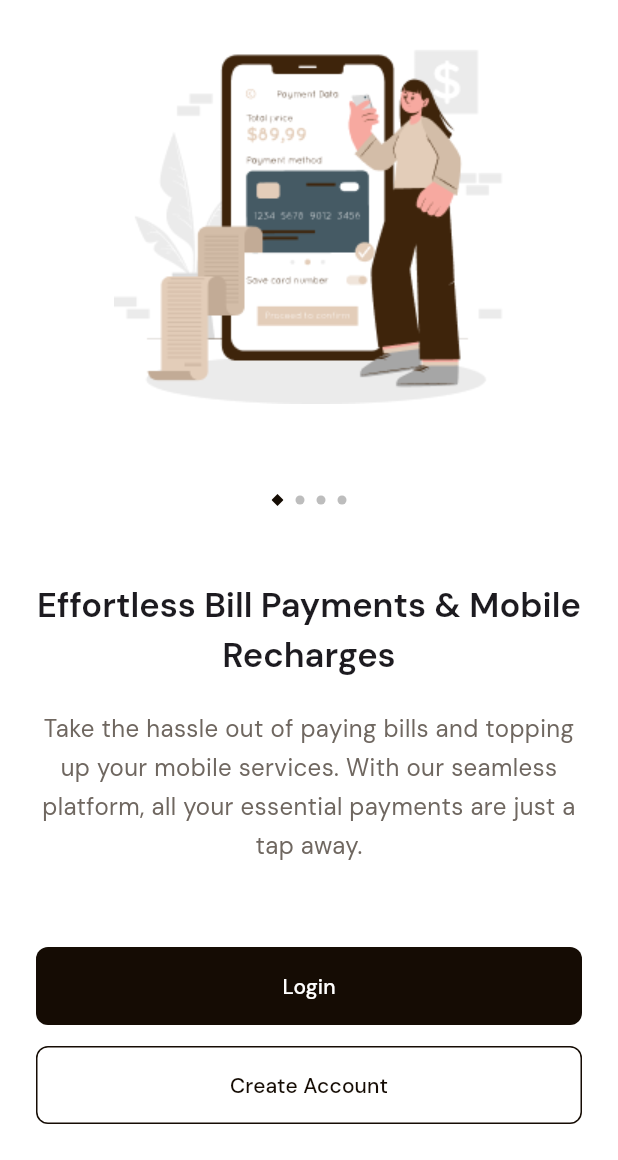
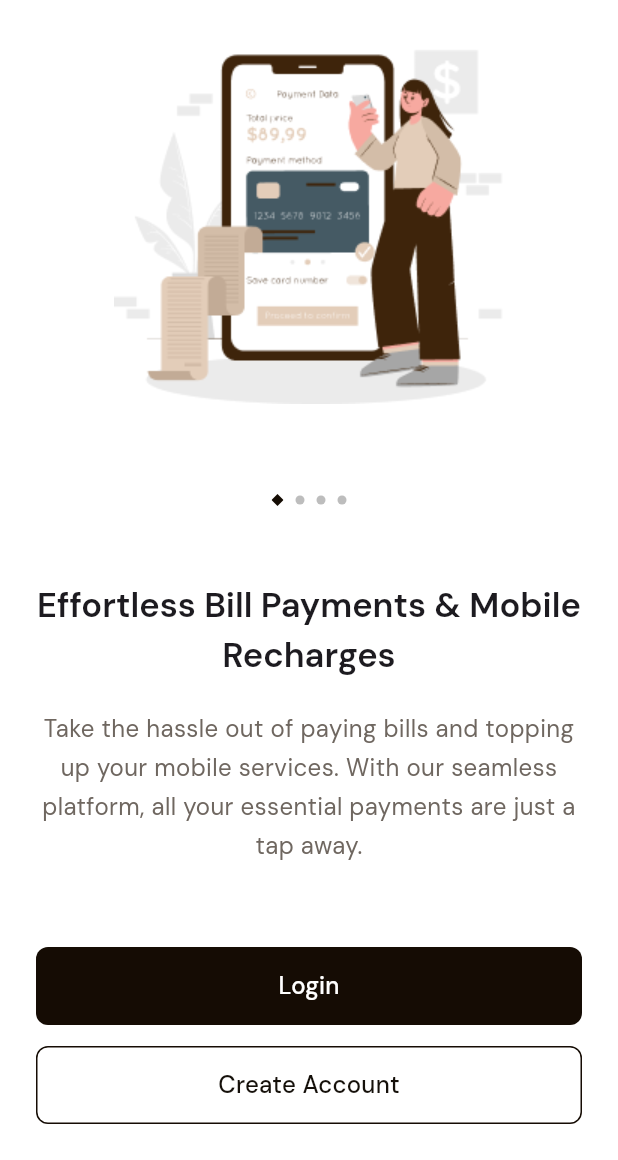
Before and after one commit to debugtitan/vino, a Flutter app: the screen it shows after launch, on a phone screen of 412 x 824 dp, the part 76-1236 px from its top. Run offline on Flutter 3.47's test engine with Material 3 defaults, Android fonts, the phone set to English and light mode, and no system bars; our stand-ins replace google_fonts.

Commit message:
update text colors

```diff
--- a/lib/screens/onboarding.dart
+++ b/lib/screens/onboarding.dart
@@ -84,7 +84,10 @@ class _OnboardingState extends State<Onboarding> {
                     width: double.infinity,
                     child: FilledButton(
                       onPressed: () {},
-                      child: const Text("Login"),
+                      child: Text(
+                        "Login",
+                        style: Theme.of(context).textTheme.titleMedium,
+                      ),
                     ),
                   ),
                   const SizedBox(height: 14),
@@ -92,7 +95,13 @@ class _OnboardingState extends State<Onboarding> {
                     width: double.infinity,
                     child: OutlinedButton(
                       onPressed: () {},
-                      child: const Text("Create Account"),
+                      child: Text(
+                        "Create Account",
+                        style: Theme.of(context).textTheme.titleMedium!
+                            .copyWith(
+                              color: Theme.of(context).colorScheme.onSurface,
+                            ),
+                      ),
                     ),
                   ),
                   const SizedBox(height: 24),
```
